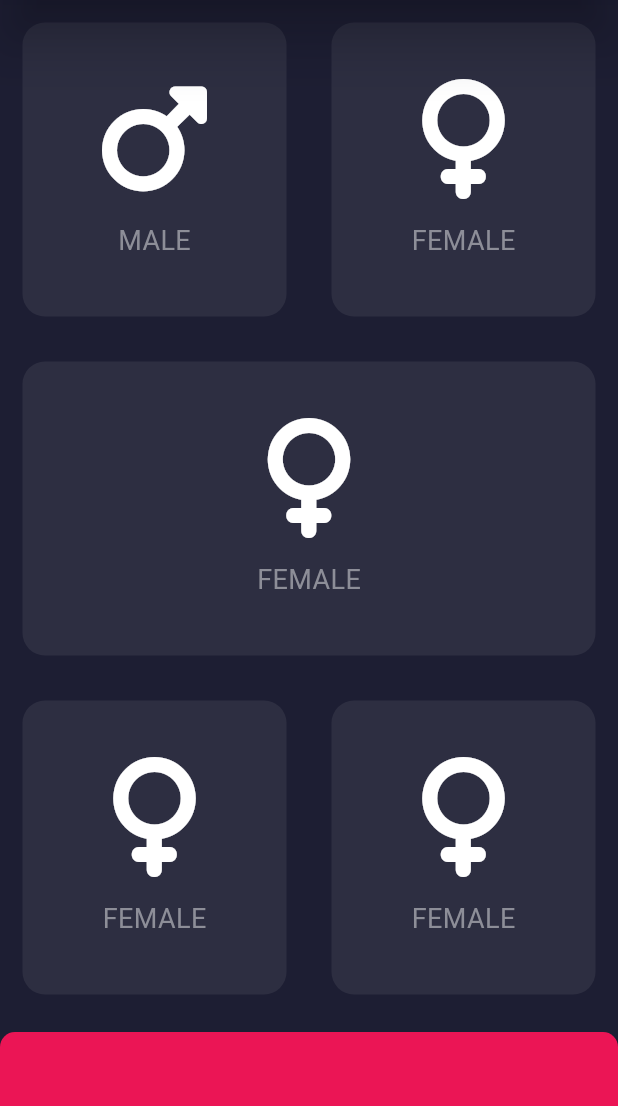
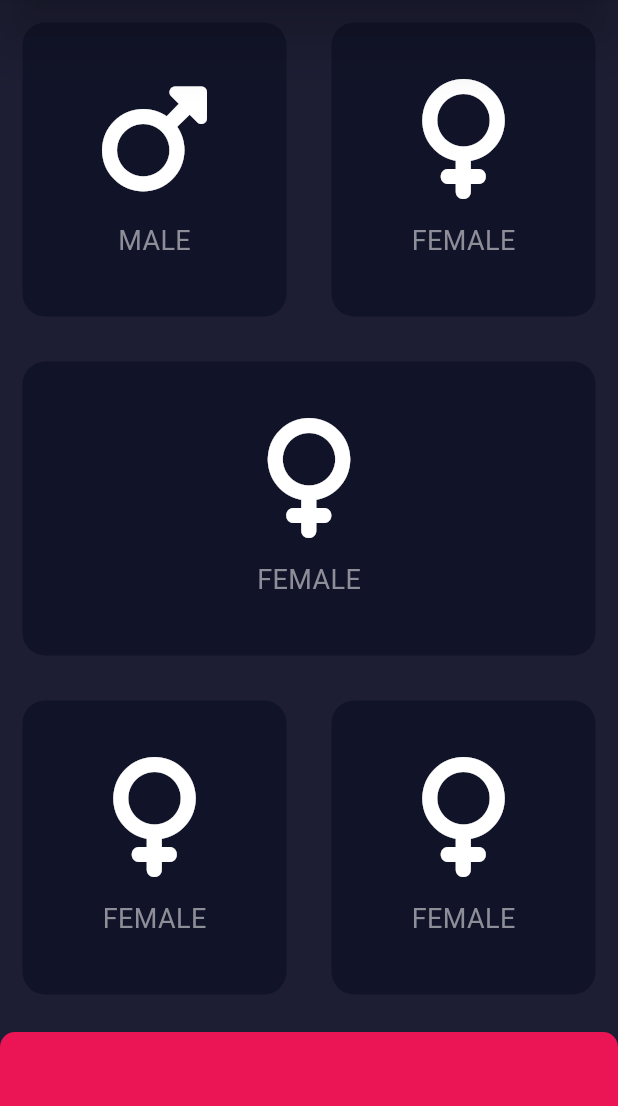
Before and after one commit to KASRA10/BMI-Calculator_V1, a Flutter app: the screen it shows after launch, on a phone screen of 412 x 824 dp, the part 84-1190 px from its top. Run offline on Flutter 3.47's test engine with Material 3 defaults, Android fonts, the phone set to English and light mode, and no system bars; our stand-ins replace font_awesome_flutter.

Commit message:
add Color Switcher for Containers

```diff
--- a/lib/main.dart
+++ b/lib/main.dart
@@ -5,14 +5,17 @@ import 'package:bmi_calculator_v1/src/reusable_card.dart';
 import 'package:bmi_calculator_v1/src/button_container.dart';
 import 'package:bmi_calculator_v1/src/icon_text_widget.dart';
 
-const carColor = Color(
+const basicCardColor = Color(
   0xFF1D1E33,
 );
-const carColorLighter = Color(
+const activeCardColor = Color(
   0xFF2D2E41,
 );
 const buttonButton = Color(
   0xFFEB1555,
+);
+const inActiveCardColor = Color(
+  0xFF111328,
 );
 
 void main() => runApp(const BMICalculator());
@@ -24,7 +27,7 @@ class BMICalculator extends StatelessWidget {
   Widget build(BuildContext context) {
     return const MaterialApp(
       debugShowCheckedModeBanner: false,
-      color: carColor,
+      color: basicCardColor,
       home: InputPage(),
     );
   }
@@ -39,13 +42,38 @@ class InputPage extends StatefulWidget {
 }
 
 class _InputPageState extends State<InputPage> {
+  Color maleCardColor = inActiveCardColor;
+  Color femaleCardColor = inActiveCardColor;
+
+  // 1 = male, 2= female ==> for Changeable colors
+  void colorUpdater(int gender) {
+    if (gender == 1) {
+      // Male Card Pressed
+      if (maleCardColor == inActiveCardColor) {
+        maleCardColor = activeCardColor;
+        femaleCardColor = inActiveCardColor;
+      } else {
+        maleCardColor = inActiveCardColor;
+      }
+    }
+    if (gender == 2) {
+      // FeMale Card Pressed
+      if (femaleCardColor == inActiveCardColor) {
+        femaleCardColor = activeCardColor;
+        maleCardColor = inActiveCardColor;
+      } else {
+        femaleCardColor = inActiveCardColor;
+      }
+    }
+  }
+
   @override
   Widget build(BuildContext context) {
     return Scaffold(
-      backgroundColor: carColor,
+      backgroundColor: basicCardColor,
       appBar: AppBar(
-        backgroundColor: carColor,
-        shadowColor: carColor,
+        backgroundColor: basicCardColor,
+        shadowColor: basicCardColor,
         elevation: 15.0,
         centerTitle: true,
         title: const Text(
@@ -55,7 +83,7 @@ class _InputPageState extends State<InputPage> {
           ),
         ),
       ),
-      body: const Column(
+      body: Column(
         mainAxisAlignment: MainAxisAlignment.center,
         crossAxisAlignment: CrossAxisAlignment.center,
         children: [
@@ -65,17 +93,48 @@ class _InputPageState extends State<InputPage> {
               crossAxisAlignment: CrossAxisAlignment.center,
               children: [
                 Expanded(
-                  child: ReusableCard(
-                    changeableColor: carColorLighter,
-                    cardChild: IconTextWidget(
-                      icon: FontAwesomeIcons.mars,
-                      label: 'MALE',
+                  child: GestureDetector(
+                    onTap: () {
+                      setState(() {
+                        colorUpdater(1);
+                      });
+                    },
+                    child: ReusableCard(
+                      changeableColor: maleCardColor,
+                      cardChild: IconTextWidget(
+                        icon: FontAwesomeIcons.mars,
+                        label: 'MALE',
+                      ),
                     ),
                   ),
                 ),
                 Expanded(
+                  child: GestureDetector(
+                    onTap: () {
+                      setState(() {
+                        colorUpdater(2);
+                      });
+                    },
+                    child: ReusableCard(
+                      changeableColor: femaleCardColor,
+                      cardChild: IconTextWidget(
+                        icon: FontAwesomeIcons.venus,
+                        label: 'FEMALE',
+                      ),
+                    ),
+                  ),
+                ),
+              ],
+            ),
+          ),
+          Expanded(
+            child: Row(
+              mainAxisAlignment: MainAxisAlignment.center,
+              crossAxisAlignment: CrossAxisAlignment.center,
+              children: [
+                Expanded(
                   child: ReusableCard(
-                    changeableColor: carColorLighter,
+                    changeableColor: femaleCardColor,
                     cardChild: IconTextWidget(
                       icon: FontAwesomeIcons.venus,
                       label: 'FEMALE',
@@ -92,24 +151,7 @@ class _InputPageState extends State<InputPage> {
               children: [
                 Expanded(
                   child: ReusableCard(
-                    changeableColor: carColorLighter,
-                    cardChild: IconTextWidget(
-                      icon: FontAwesomeIcons.venus,
-                      label: 'FEMALE',
-                    ),
-                  ),
-                ),
-              ],
-            ),
-          ),
-          Expanded(
-            child: Row(
-              mainAxisAlignment: MainAxisAlignment.center,
-              crossAxisAlignment: CrossAxisAlignment.center,
-              children: [
-                Expanded(
-                  child: ReusableCard(
-                    changeableColor: carColorLighter,
+                    changeableColor: inActiveCardColor,
                     cardChild: IconTextWidget(
                       icon: FontAwesomeIcons.venus,
                       label: 'FEMALE',
@@ -118,7 +160,7 @@ class _InputPageState extends State<InputPage> {
                 ),
                 Expanded(
                   child: ReusableCard(
-                    changeableColor: carColorLighter,
+                    changeableColor: inActiveCardColor,
                     cardChild: IconTextWidget(
                       icon: FontAwesomeIcons.venus,
                       label: 'FEMALE',
```
